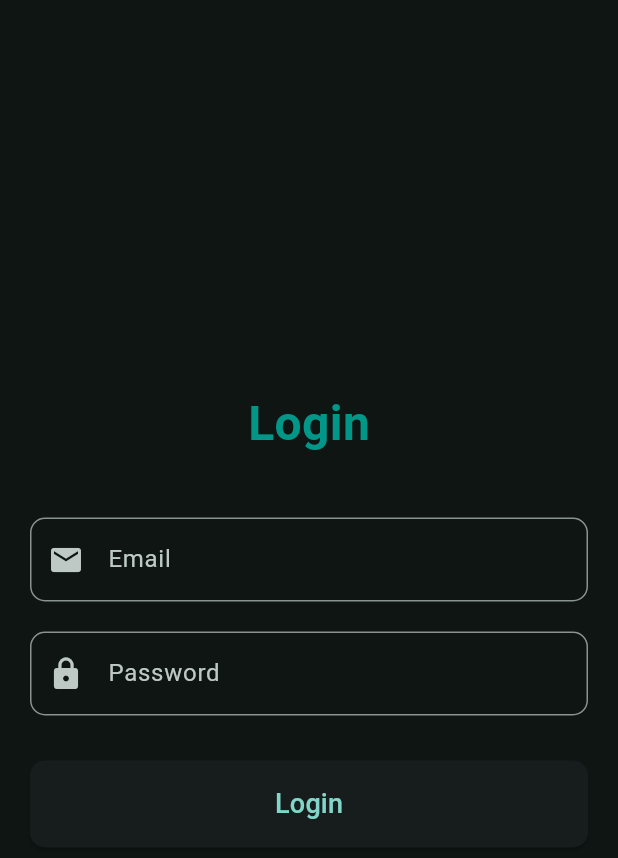
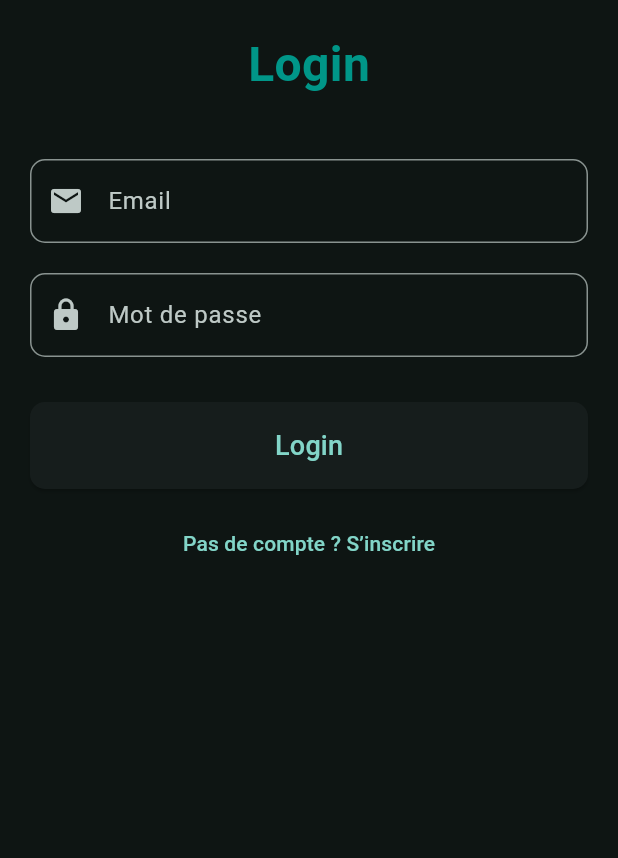
Before and after one commit to bilelbzeouich/flutter_eschool, a Flutter app: the screen it shows after launch, after a tap on "Next", on a phone screen of 412 x 824 dp. Shown: the top 858 px of the screen. Run offline on Flutter 3.47's test engine with Material 3 defaults, Android fonts, the phone set to English and light mode, and no system bars; our stand-ins replace firebase_auth, firebase_core, lottie; accounts and stored records are empty.

Commit message:
Integrate Firebase authentication and core functionalities by updating dependencies in pubspec.yaml and pubspec.lock. Refactor main.dart to initialize Firebase and manage user authentication state. Enhance LoginPage with email/password login and registration features, including error handling and loading indicators. Update DetailsPage to include logout functionality.

```diff
--- a/lib/main.dart
+++ b/lib/main.dart
@@ -1,9 +1,15 @@
 import 'package:flutter/material.dart';
+import 'package:firebase_core/firebase_core.dart';
+import 'package:firebase_auth/firebase_auth.dart';
+
 import 'view/widgets/widget_tree.dart';
 import 'view/data/notifiers.dart';
 import 'view/pages/welcome_page.dart';
+import 'firebase_options.dart';
 
-void main() {
+Future<void> main() async {
+  WidgetsFlutterBinding.ensureInitialized();
+  await Firebase.initializeApp(options: DefaultFirebaseOptions.currentPlatform);
   runApp(const MyApp());
 }
 
@@ -28,7 +34,20 @@ class _MyAppState extends State<MyApp> {
               brightness: isDarkMode ? Brightness.dark : Brightness.light,
             ),
           ),
-          home: WelcomePage(),
+          home: StreamBuilder<User?>(
+            stream: FirebaseAuth.instance.authStateChanges(),
+            builder: (context, snapshot) {
+              if (snapshot.connectionState == ConnectionState.waiting) {
+                return const Scaffold(
+                  body: Center(child: CircularProgressIndicator()),
+                );
+              }
+              if (snapshot.hasData) {
+                return const WidgetTree();
+              }
+              return const WelcomePage();
+            },
+          ),
         );
       },
     );
--- a/lib/view/pages/details_page.dart
+++ b/lib/view/pages/details_page.dart
@@ -1,4 +1,6 @@
 import 'package:flutter/material.dart';
+import 'package:firebase_auth/firebase_auth.dart';
+
 import '../data/notifiers.dart';
 import 'welcome_page.dart';
 
@@ -12,6 +14,7 @@ class DetailsPage extends StatelessWidget {
         title: const Text('Logout'),
         leading: const Icon(Icons.logout),
         onTap: () {
+          FirebaseAuth.instance.signOut();
           selectedIndexNotifier.value = 0;
           Navigator.pushReplacement(
             context,
--- a/lib/view/pages/login_page.dart
+++ b/lib/view/pages/login_page.dart
@@ -1,28 +1,107 @@
 import 'package:flutter/material.dart';
+import 'package:firebase_auth/firebase_auth.dart';
+
 import '../../const/constants.dart';
 import '../widgets/widget_tree.dart';
 
-class LoginPage extends StatelessWidget {
+class LoginPage extends StatefulWidget {
   const LoginPage({super.key});
+
+  @override
+  State<LoginPage> createState() => _LoginPageState();
+}
+
+class _LoginPageState extends State<LoginPage> {
+  final _emailController = TextEditingController();
+  final _passwordController = TextEditingController();
+  bool _isLoading = false;
+  bool _isRegisterMode = false;
+
+  @override
+  void dispose() {
+    _emailController.dispose();
+    _passwordController.dispose();
+    super.dispose();
+  }
+
+  Future<void> _submit() async {
+    final email = _emailController.text.trim();
+    final password = _passwordController.text.trim();
+
+    if (email.isEmpty || password.isEmpty) {
+      _showError('Email et mot de passe sont requis.');
+      return;
+    }
+
+    setState(() => _isLoading = true);
+    try {
+      if (_isRegisterMode) {
+        await FirebaseAuth.instance.createUserWithEmailAndPassword(
+          email: email,
+          password: password,
+        );
+      } else {
+        await FirebaseAuth.instance.signInWithEmailAndPassword(
+          email: email,
+          password: password,
+        );
+      }
+      if (!mounted) return;
+      Navigator.of(
+        context,
+      ).pushReplacement(MaterialPageRoute(builder: (_) => const WidgetTree()));
+    } on FirebaseAuthException catch (e) {
+      _showError(_friendlyMessage(e));
+    } catch (e) {
+      _showError('Une erreur est survenue. Réessaie.');
+    } finally {
+      if (mounted) setState(() => _isLoading = false);
+    }
+  }
+
+  String _friendlyMessage(FirebaseAuthException e) {
+    switch (e.code) {
+      case 'user-not-found':
+        return 'Aucun utilisateur trouvé pour cet email.';
+      case 'wrong-password':
+        return 'Mot de passe incorrect.';
+      case 'email-already-in-use':
+        return 'Cet email est déjà utilisé.';
+      case 'weak-password':
+        return 'Mot de passe trop faible (min 6 caractères).';
+      case 'invalid-email':
+        return 'Email invalide.';
+      default:
+        return 'Erreur : ${e.message ?? e.code}';
+    }
+  }
+
+  void _showError(String message) {
+    ScaffoldMessenger.of(
+      context,
+    ).showSnackBar(SnackBar(content: Text(message)));
+  }
 
   @override
   Widget build(BuildContext context) {
     return Scaffold(
       body: SafeArea(
-        child: Padding(
+        child: SingleChildScrollView(
           padding: const EdgeInsets.all(20.0),
           child: Column(
             mainAxisAlignment: MainAxisAlignment.center,
             children: [
               Text(
-                'Login',
+                _isRegisterMode ? 'Créer un compte' : 'Login',
                 style: textStyles.titleStyle.copyWith(fontSize: 32),
               ),
               const SizedBox(height: 40),
               TextField(
+                controller: _emailController,
+                keyboardType: TextInputType.emailAddress,
                 decoration: InputDecoration(
                   labelText: 'Email',
-                  hintText: 'Enter your email',
+                  hintText: 'Entrez votre email',
                   border: OutlineInputBorder(
                     borderRadius: BorderRadius.circular(10.0),
                   ),
@@ -31,10 +110,11 @@ class LoginPage extends StatelessWidget {
               ),
               const SizedBox(height: 20),
               TextField(
+                controller: _passwordController,
                 obscureText: true,
                 decoration: InputDecoration(
-                  labelText: 'Password',
-                  hintText: 'Enter your password',
+                  labelText: 'Mot de passe',
+                  hintText: 'Entrez votre mot de passe',
                   border: OutlineInputBorder(
                     borderRadius: BorderRadius.circular(10.0),
                   ),
@@ -45,21 +125,38 @@ class LoginPage extends StatelessWidget {
               SizedBox(
                 width: double.infinity,
                 child: ElevatedButton(
-                  onPressed: () {
-                    Navigator.pushReplacement(
-                      context,
-                      MaterialPageRoute(
-                        builder: (context) => const WidgetTree(),
-                      ),
-                    );
-                  },
+                  onPressed: _isLoading ? null : _submit,
                   style: ElevatedButton.styleFrom(
                     padding: const EdgeInsets.symmetric(vertical: 16),
                     shape: RoundedRectangleBorder(
                       borderRadius: BorderRadius.circular(10.0),
                     ),
                   ),
-                  child: const Text('Login', style: TextStyle(fontSize: 18)),
+                  child: _isLoading
+                      ? const SizedBox(
+                          height: 20,
+                          width: 20,
+                          child: CircularProgressIndicator(strokeWidth: 2),
+                        )
+                      : Text(
+                          _isRegisterMode ? 'Créer un compte' : 'Login',
+                          style: const TextStyle(fontSize: 18),
+                        ),
+                ),
+              ),
+              const SizedBox(height: 12),
+              TextButton(
+                onPressed: _isLoading
+                    ? null
+                    : () {
+                        setState(() {
+                          _isRegisterMode = !_isRegisterMode;
+                        });
+                      },
+                child: Text(
+                  _isRegisterMode
+                      ? 'Déjà un compte ? Se connecter'
+                      : 'Pas de compte ? S’inscrire',
                 ),
               ),
             ],
--- a/pubspec.yaml
+++ b/pubspec.yaml
@@ -35,6 +35,8 @@ dependencies:
   # Use with the CupertinoIcons class for iOS style icons.
   cupertino_icons: ^1.0.8
   lottie: ^3.1.0
+  firebase_core: ^4.2.1
+  firebase_auth: ^6.1.2
 
 dev_dependencies:
   flutter_test:
```
Also changed, not shown: firebase.json (added), lib/firebase_options.dart (added), pubspec.lock, 6 other files.
